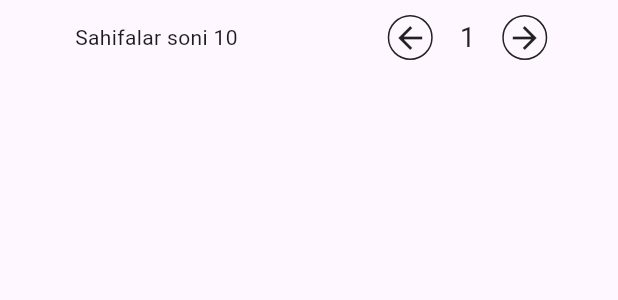
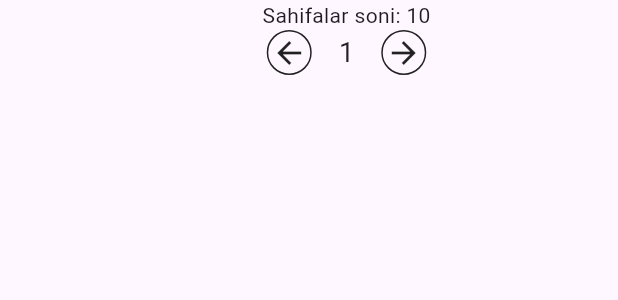
Before and after one commit to ShokhrukhDeveloper/GoalsWeb, a Flutter app: the PagenationControlWidget widget shown alone on an empty page, opened directly, on a phone screen of 412 x 824 dp. Shown: the top 300 px of the screen. Run offline on Flutter 3.47's test engine with Material 3 defaults, Android fonts, the phone set to English and light mode, and no system bars; our stand-ins replace get.

```diff
--- a/lib/presentation/widgets/category_view_widget/category_view_widget.dart
+++ b/lib/presentation/widgets/category_view_widget/category_view_widget.dart
@@ -18,7 +18,7 @@ class CategoryViewWidget extends StatelessWidget {
       ),
       child:  Column(
         children: [
-         Padding(
+         const Padding(
            padding: EdgeInsets.symmetric(vertical: 10,horizontal: 10),
            child: Row(
              children: [
@@ -26,7 +26,7 @@ class CategoryViewWidget extends StatelessWidget {
              ],
            ),
          ),
-          Divider(),
+          const Divider(),
           CategoryViewItemWidget(
               onTap: (){},
               title: "Algebraaik sonlar ustida amallar",
@@ -75,7 +75,7 @@ class CategoryViewWidget extends StatelessWidget {
               onTap: (){},
               title: "Algebraaik sonlar ustida amallar",
               downloads: '2'),
-          Divider(),
+          const Divider(),
           PagenationControlWidget()
 
 
--- a/lib/presentation/widgets/pagenation_control_widget/pagenation_control_widget.dart
+++ b/lib/presentation/widgets/pagenation_control_widget/pagenation_control_widget.dart
@@ -9,22 +9,26 @@ class PagenationControlWidget extends GetView {
   @override
   Widget build(BuildContext context) {
     return Container(
-      margin: EdgeInsets.only(left: 50,bottom: 10),
+      margin: const EdgeInsets.only(left: 50,bottom: 10),
       height: 50,
-      decoration: BoxDecoration(
+      decoration: const BoxDecoration(
 
       ),
-      child: Row(
+      child: Column(
         children: [
-      Text("Sahifalar soni $max"),
-        const SizedBox(width: 100,),
-        ControlButton(onTap: (){}, icon: Icon(Icons.arrow_back)),
+          Text("Sahifalar soni: $max"),
+          Row(
+            mainAxisAlignment: MainAxisAlignment.center,
+          children: [
+            ControlButton(onTap: (){}, icon: const Icon(Icons.arrow_back)),
             Padding(
               padding: const EdgeInsets.symmetric(horizontal: 18.0),
               child: Text("$current",style: AppTextStyle.homeMenuBlackTextStyle,),
             ),
-        ControlButton(onTap: (){}, icon: Icon(Icons.arrow_forward)),
+            ControlButton(onTap: (){}, icon: const Icon(Icons.arrow_forward)),
 
+          ],
+          ),
         ],
       ),
     );
```
Also changed, not shown: lib/presentation/pages/home/home_page.dart (+14 -8 lines), lib/presentation/pages/home/widgets/signup_button.dart (added, +34 -0 lines). Lines whose indentation alone changed are shown as unchanged.
